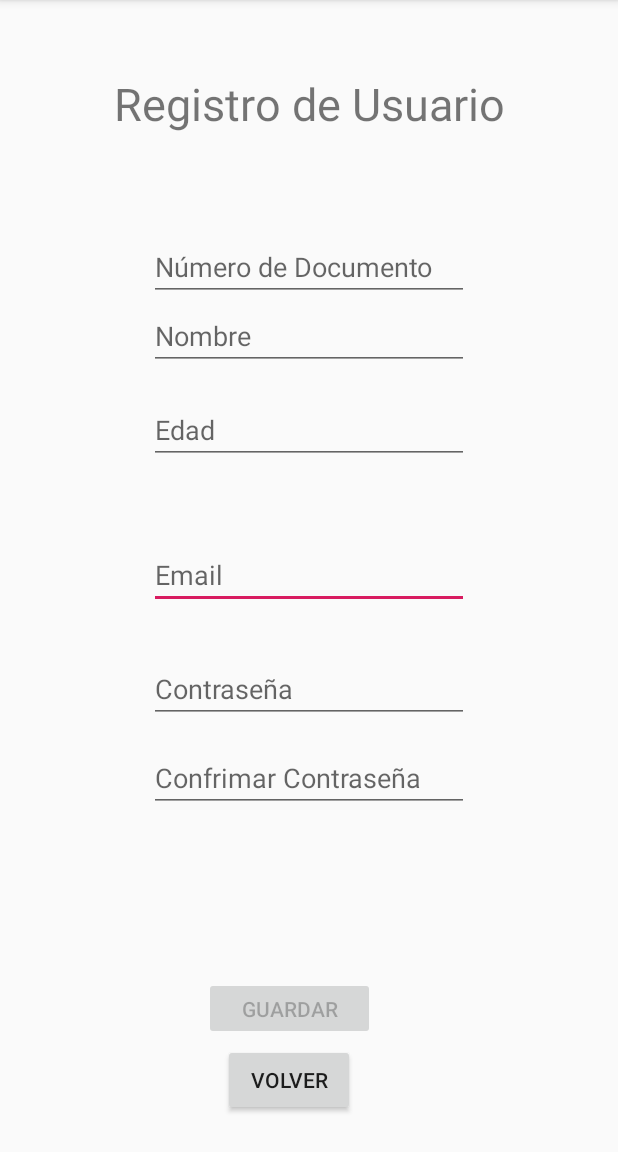
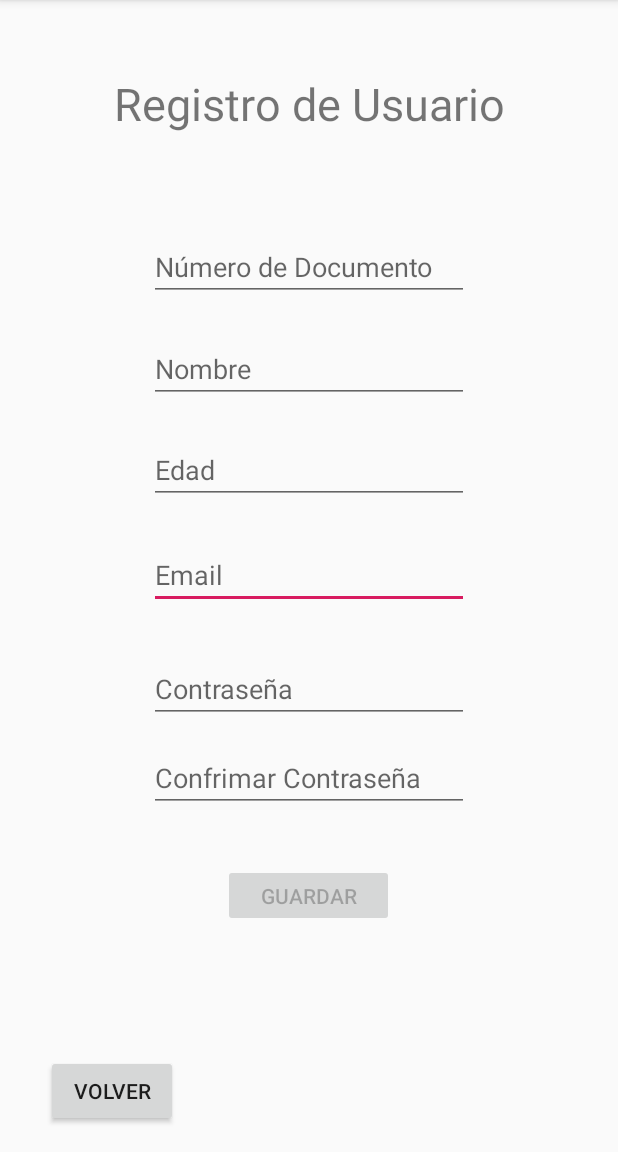
Before and after one commit to fo-xxy/PruebaAutenticacionFirebaseAndroid, an Android app: the screen it shows after launch (RegistroActivity), after a tap on "REGISTRARSE", on a phone screen of 412 x 824 dp, the part 84-1236 px from its top. Run offline under Robolectric (Android 15) with nearby library versions, the phone set to English and light mode, and no system bars; our stand-ins replace Firebase (no records; nobody signed in at launch, a user with empty details on screens opened directly).

Commit message:
Cambios en muchos archivos, y casi listo con el logueo

```diff
--- a/app/src/main/java/com/example/autenticacionfirebaseyandroid/MainActivity.java
+++ b/app/src/main/java/com/example/autenticacionfirebaseyandroid/MainActivity.java
@@ -1,23 +1,104 @@
 package com.example.autenticacionfirebaseyandroid;
 
+import androidx.annotation.NonNull;
 import androidx.appcompat.app.AppCompatActivity;
 
 import android.content.Intent;
 import android.os.Bundle;
 import android.view.View;
 import android.widget.Button;
+/*23: importamos*/
+import android.app.ProgressDialog;
+import android.text.TextUtils;
+import android.widget.EditText;
+import android.widget.Toast;
+
+/*importantes*/
+import com.google.android.gms.tasks.OnCompleteListener;
+import com.google.android.gms.tasks.Task;
+import com.google.firebase.auth.AuthResult;
+import com.google.firebase.auth.FirebaseAuth;
+import com.google.firebase.auth.FirebaseAuthUserCollisionException;
+
 
 public class MainActivity extends AppCompatActivity {
 
 
     private Button registarse;
+    /*24: se hace unas asociaciones*/
+    private EditText email;
+    private EditText contrasena;
+    private Button ingresar;
+    private ProgressDialog progressDialog;
+
+    /*25: se usa el objeto de firebase*/
+    private FirebaseAuth firebaseAuth;
 
     @Override
     protected void onCreate(Bundle savedInstanceState) {
         super.onCreate(savedInstanceState);
         setContentView(R.layout.activity_main);
 
+        /*26: instancia de la clase firebase*/
+        firebaseAuth = FirebaseAuth.getInstance();
+
+        /*27: se asigna los campos con las variables*/
+        email = findViewById(R.id.txtusuario);
+        contrasena = findViewById(R.id.txtcontrasena);
+        ingresar = findViewById(R.id.btningresar);
+
+        /*28: instancia dentro de la misma clase*/
+        progressDialog = new ProgressDialog(this);
+
         registarse=findViewById(R.id.btnregistrarse);
+
+        /*30: se crea el boton para ingresar*/
+        ingresar.setOnClickListener(new View.OnClickListener() {
+            @Override
+            public void onClick(View view) {
+                /*31: logica de logueo*/
+                final String correo = email.getText().toString().trim();
+                String pass = contrasena.getText().toString().trim();
+
+                /*32: se llama el objecto de progress*/
+                progressDialog.setMessage("Espere por favor, validando...");
+                progressDialog.show();
+
+                /*33: consumir el recurso o servicio*/
+                Task<AuthResult> authResultTask = firebaseAuth.signInWithEmailAndPassword(correo, pass)
+                        .addOnCompleteListener(this, new OnCompleteListener<AuthResult>() {
+                            @Override
+                            public void onComplete(@NonNull Task<AuthResult> task) {
+                                /*34: validacion si todoo esta bien*/
+                                if (task.isSuccessful()) {
+                                    int pos = correo.indexOf("@");
+                                    /*esto separa el @ y lo hace como un vector y deja el usuario*/
+                                    String user = correo.substring(0, pos);
+                                    Toast.makeText(MainActivity.this, "Bienvenido: " + user, Toast.LENGTH_LONG).show();
+                                    /*se crea la otra actividad o en este ejemplo se hizo asi*/
+                                    /*35: que cargue la otra ventana*/
+                                    Intent ventanaBienvenido = new Intent(getApplication(), Bienvenido.class);
+
+                                    /*36: mandar el nombre desde actividades*/
+                                    ventanaBienvenido.putExtra("usuario", user);
+                                } else {
+                                    /*37: si hay un error de tipo Firebase*/
+                                    if (task.getException() instanceof FirebaseAuthUserCollisionException) {
+                                        Toast.makeText(MainActivity.this, "Error en la autenticación.", Toast.LENGTH_LONG).show();
+                                    } else {
+                                        Toast.makeText(MainActivity.this, "No es posible autenticarse", Toast.LENGTH_LONG).show();
+                                    }
+                                }
+                                /*38: cerra el objeto de progressdialog*/
+                                progressDialog.dismiss();
+                            }
+                        });
+
+
+            }
+        });
+
+
 
         registarse.setOnClickListener(new View.OnClickListener() {
             @Override
--- a/app/src/main/java/com/example/autenticacionfirebaseyandroid/RegistroActivity.java
+++ b/app/src/main/java/com/example/autenticacionfirebaseyandroid/RegistroActivity.java
@@ -158,7 +158,7 @@ public class RegistroActivity extends AppCompatActivity {
             String pass = clave.getText().toString().trim();
             String pass2 = confirmarClave.getText().toString().trim();
 
-            /*22: validar que los campos esten llenos*/
+            /*22: validar que los campos esten llenos al terminar nos vamos al main*/
             guardar.setEnabled(
                             !valorDocumento.isEmpty() &&
                                     !valorNombre.isEmpty() &&
--- a/app/src/main/res/layout/activity_registro.xml
+++ b/app/src/main/res/layout/activity_registro.xml
@@ -74,10 +74,10 @@
         android:text="Volver"
         app:layout_constraintBottom_toBottomOf="parent"
         app:layout_constraintEnd_toEndOf="parent"
-        app:layout_constraintHorizontal_bias="0.748"
+        app:layout_constraintHorizontal_bias="0.122"
         app:layout_constraintStart_toStartOf="parent"
         app:layout_constraintTop_toTopOf="parent"
-        app:layout_constraintVertical_bias="0.977" />
+        app:layout_constraintVertical_bias="0.988" />
 
     <Button
         android:id="@+id/btnguardar"
@@ -93,10 +93,10 @@
         android:text="Guardar"
         app:layout_constraintBottom_toBottomOf="parent"
         app:layout_constraintEnd_toEndOf="parent"
-        app:layout_constraintHorizontal_bias="0.455"
+        app:layout_constraintHorizontal_bias="0.498"
         app:layout_constraintStart_toStartOf="parent"
         app:layout_constraintTop_toTopOf="parent"
-        app:layout_constraintVertical_bias="0.906" />
+        app:layout_constraintVertical_bias="0.8" />
 
     <EditText
         android:id="@+id/txtcontrasena"
@@ -141,7 +141,7 @@
         app:layout_constraintEnd_toEndOf="parent"
         app:layout_constraintStart_toStartOf="parent"
         app:layout_constraintTop_toTopOf="parent"
-        app:layout_constraintVertical_bias="0.279" />
+        app:layout_constraintVertical_bias="0.309" />
 
     <EditText
         android:id="@+id/txtedad"
@@ -154,6 +154,6 @@
         app:layout_constraintEnd_toEndOf="parent"
         app:layout_constraintStart_toStartOf="parent"
         app:layout_constraintTop_toTopOf="parent"
-        app:layout_constraintVertical_bias="0.365" />
+        app:layout_constraintVertical_bias="0.402" />
 
 </androidx.constraintlayout.widget.ConstraintLayout>
```
Also changed, not shown: app/src/main/AndroidManifest.xml (+4 -3 lines), app/src/main/java/com/example/autenticacionfirebaseyandroid/Bienvenido.java (added, +14 -0 lines), app/src/main/res/layout/activity_bienvenido.xml (added, +9 -0 lines).
